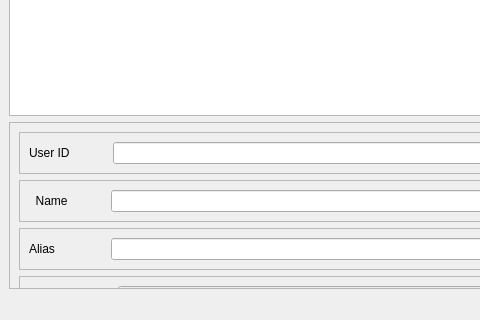
Old version of the form elitebridge_ui_file/userwindow.ui in the repository SaiSawant1/EliteBridgeAdmin; both pictures show x 0 to 480 and y 317 to 637 of the 1163 by 637 pixel window.
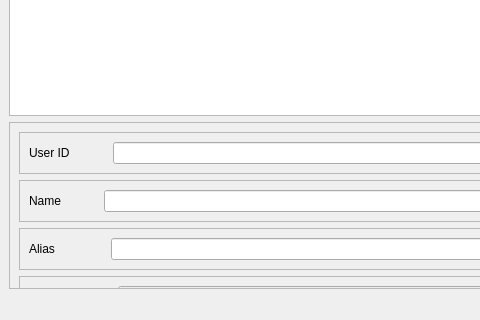
New version of the form.

The edit to the form file:
```diff
--- a/elitebridge_ui_file/userwindow.ui
+++ b/elitebridge_ui_file/userwindow.ui
@@ -126,7 +126,7 @@
               </size>
              </property>
              <property name="text">
-              <string>  Name           </string>
+              <string>Name           </string>
              </property>
             </widget>
            </item>
```
